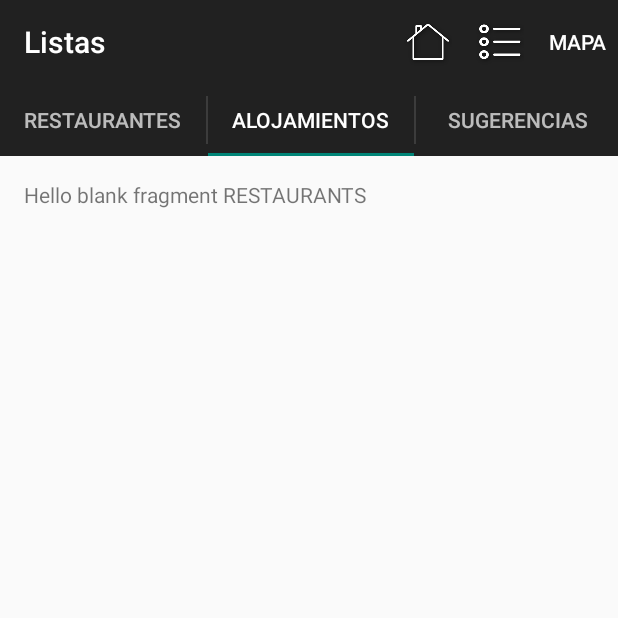
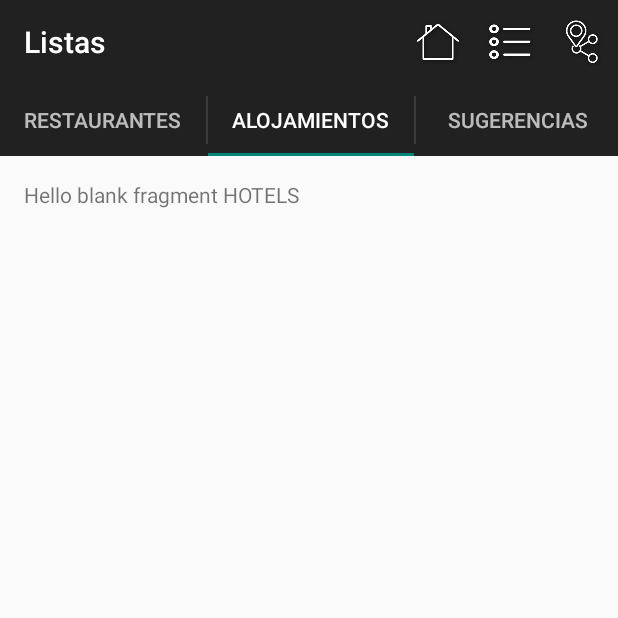
Before and after one commit to lucrperez/exitaeZgzAppStore, an Android app: the ListsActivity screen opened directly, with no data from a screen before it, tab 2 chosen, on a phone screen of 412 x 824 dp, the top half of it. Run offline under Robolectric (Android 15) with nearby library versions, the phone set to English and light mode, and no system bars.

Commit message:
Added map icon to menu. Fixed tab selection.

```diff
--- a/Handicapp/app/src/main/java/es/zgzappstore/equipoa/handicapp/ListsActivity.java
+++ b/Handicapp/app/src/main/java/es/zgzappstore/equipoa/handicapp/ListsActivity.java
@@ -128,7 +128,7 @@
 
     @Override
     public void onTabSelected(ActionBar.Tab tab, android.support.v4.app.FragmentTransaction ft) {
-
+        mViewPager.setCurrentItem(tab.getPosition());
     }
 
     @Override
--- a/Handicapp/app/src/main/res/menu/menu.xml
+++ b/Handicapp/app/src/main/res/menu/menu.xml
@@ -18,6 +18,7 @@
     <item android:id="@+id/action_map"
         android:title="@string/action_map"
         android:orderInCategory="3"
-        app:showAsAction="ifRoom|withText" />
+        app:showAsAction="ifRoom|withText"
+        android:icon="@drawable/map" />
 
 </menu>
```
